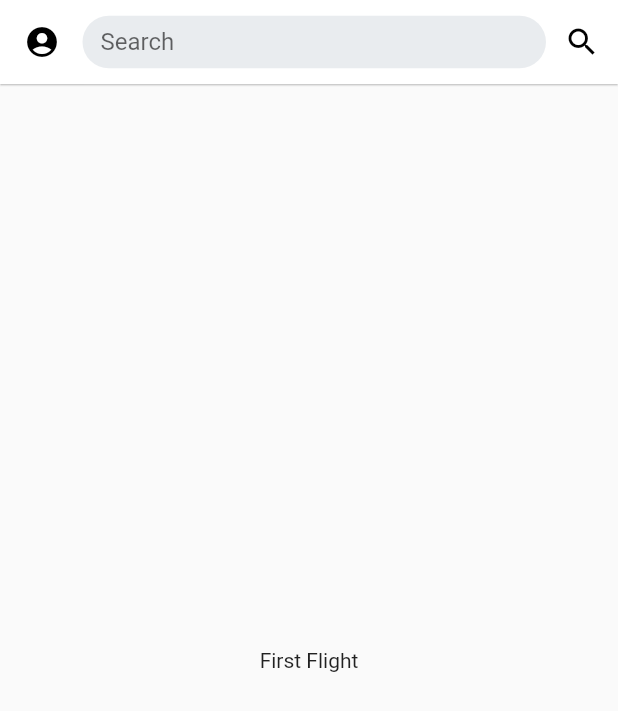
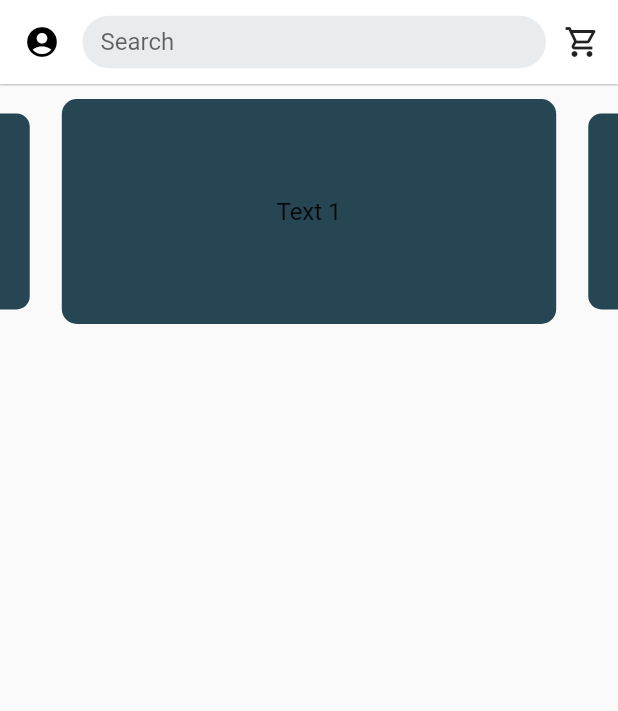
Before and after one commit to zohaib304/app-fnf, a Flutter app: the screen it shows after launch, on a phone screen of 412 x 824 dp. Shown: the top 711 px of the screen. Run offline on Flutter 3.47's test engine with Material 2 defaults, Android fonts, the phone set to English and light mode, and no system bars; drawn by our look-alikes of carousel_slider; our stand-ins replace firebase_core; accounts and stored records are empty.

Commit message:
added carousel

```diff
--- a/lib/Pages/main.dart
+++ b/lib/Pages/home.dart
@@ -1,3 +1,4 @@
+import 'package:android_app_fnf/Widgets/carousel_slider_main.dart';
 import 'package:flutter/cupertino.dart';
 import 'package:flutter/material.dart';
 
@@ -42,15 +43,17 @@ class Main extends StatelessWidget {
           ),
           IconButton(
             icon: const Icon(
-              Icons.search,
-              color: Colors.black,
+              Icons.shopping_cart_outlined,
+              color: Colors.black87,
             ),
             onPressed: () {},
           ),
         ],
       ),
-      body: const Center(
-        child: Text("First Flight"),
+      body: SingleChildScrollView(
+        child: Column(
+          children: const [SizedBox(height: 10), CarouselSliderMain()],
+        ),
       ),
     );
   }
--- /dev/null
+++ b/lib/Widgets/carousel_slider_main.dart
@@ -0,0 +1,39 @@
+import 'package:carousel_slider/carousel_slider.dart';
+import 'package:flutter/material.dart';
+
+class CarouselSliderMain extends StatelessWidget {
+  const CarouselSliderMain({Key? key}) : super(key: key);
+
+  @override
+  Widget build(BuildContext context) {
+    return CarouselSlider(
+      options: CarouselOptions(
+        height: 150.0,
+        enlargeCenterPage: true,
+        // TODO set to true on production
+        // autoPlay: true,
+        pageSnapping: true,
+        scrollDirection: Axis.horizontal,
+      ),
+      items: [1, 2, 3].map((i) {
+        return Builder(
+          builder: (BuildContext context) {
+            return Container(
+              width: MediaQuery.of(context).size.width,
+              decoration: BoxDecoration(
+                color: const Color(0xff264653),
+                borderRadius: BorderRadius.circular(10),
+              ),
+              child: Center(
+                child: Text(
+                  'Text $i',
+                  style: const TextStyle(fontSize: 16.0),
+                ),
+              ),
+            );
+          },
+        );
+      }).toList(),
+    );
+  }
+}
--- a/lib/main.dart
+++ b/lib/main.dart
@@ -3,7 +3,7 @@ import 'package:firebase_core/firebase_core.dart';
 
 // local imports
 import "./Pages/error.dart";
-import "./Pages/main.dart";
+import 'Pages/home.dart';
 
 void main() {
   WidgetsFlutterBinding.ensureInitialized();
--- a/pubspec.yaml
+++ b/pubspec.yaml
@@ -35,6 +35,7 @@ dependencies:
   # Use with the CupertinoIcons class for iOS style icons.
   cupertino_icons: ^1.0.2
   firebase_core: ^1.10.0
+  carousel_slider: ^4.0.0
 
 dev_dependencies:
   flutter_test:
```
Also changed, not shown: pubspec.lock.
